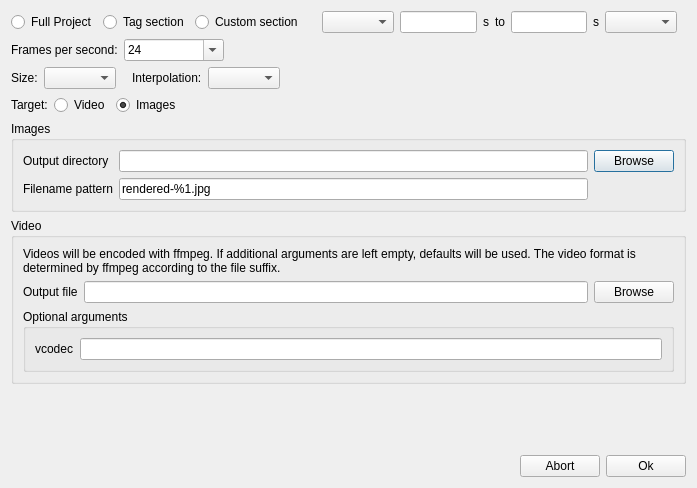
The window that slowmoVideo/slowmoUI/dialogues/renderingDialog.ui (slowmoVideo/slowmoVideo) describes before a commit, drawn with Qt 5.
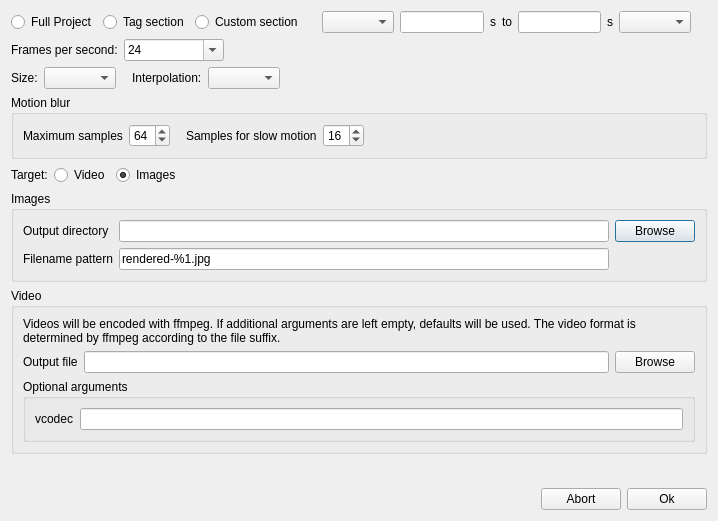
The same window after the commit.

Commit message: Slowmo: * Out of bounds messages fixed for fast two-way flow * Number of samples for motion blur are saved to the project file * (So far failed) Tests for correcting optical flow added Slowmo UI: * Zooming out now possible to a far larger scale. * Minutes are highlighted with slightly blue grid lines. * Canvas time is displayed in minutes if >= 60 s. * Number of samples for motion blur can be set when rendering.

Patch:
```diff
--- a/slowmoVideo/slowmoUI/dialogues/renderingDialog.ui
+++ b/slowmoVideo/slowmoUI/dialogues/renderingDialog.ui
@@ -6,8 +6,8 @@
    <rect>
     <x>0</x>
     <y>0</y>
-    <width>697</width>
-    <height>488</height>
+    <width>718</width>
+    <height>509</height>
    </rect>
   </property>
   <property name="windowTitle">
@@ -284,6 +284,82 @@
      </item>
     </layout>
    </item>
+   <item>
+    <widget class="QGroupBox" name="groupBox_2">
+     <property name="title">
+      <string>Motion blur</string>
+     </property>
+     <layout class="QVBoxLayout" name="verticalLayout_5">
+      <item>
+       <layout class="QHBoxLayout" name="horizontalLayout_2">
+        <item>
+         <widget class="QLabel" name="label_6">
+          <property name="text">
+           <string>Maximum samples</string>
+          </property>
+         </widget>
+        </item>
+        <item>
+         <widget class="QSpinBox" name="maxSamples">
+          <property name="minimum">
+           <number>1</number>
+          </property>
+          <property name="value">
+           <number>64</number>
+          </property>
+         </widget>
+        </item>
+        <item>
+         <spacer name="horizontalSpacer_9">
+          <property name="orientation">
+           <enum>Qt::Horizontal</enum>
+          </property>
+          <property name="sizeType">
+           <enum>QSizePolicy::Fixed</enum>
+          </property>
+          <property name="sizeHint" stdset="0">
+           <size>
+            <width>10</width>
+            <height>20</height>
+           </size>
+          </property>
+         </spacer>
+        </item>
+        <item>
+         <widget class="QLabel" name="label_8">
+          <property name="text">
+           <string>Samples for slow motion</string>
+          </property>
+         </widget>
+        </item>
+        <item>
+         <widget class="QSpinBox" name="slowmoSamples">
+          <property name="minimum">
+           <number>1</number>
+          </property>
+          <property name="value">
+           <number>16</number>
+          </property>
+         </widget>
+        </item>
+        <item>
+         <spacer name="horizontalSpacer_8">
+          <property name="orientation">
+           <enum>Qt::Horizontal</enum>
+          </property>
+          <property name="sizeHint" stdset="0">
+           <size>
+            <width>40</width>
+            <height>20</height>
+           </size>
+          </property>
+         </spacer>
+        </item>
+       </layout>
+      </item>
+     </layout>
+    </widget>
+   </item>
    <item>
     <layout class="QHBoxLayout" name="horizontalLayout_3">
      <item>
```
The commit also changes 18 other files.
